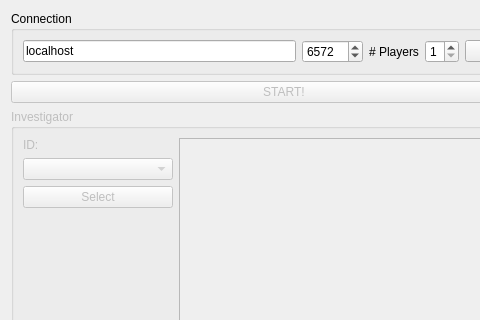
kingnak/arkhor, file arkhorclient/gui/startform.ui: the form before one commit; both pictures show x 0 to 480 and y 0 to 320 of the 568 by 502 pixel window.
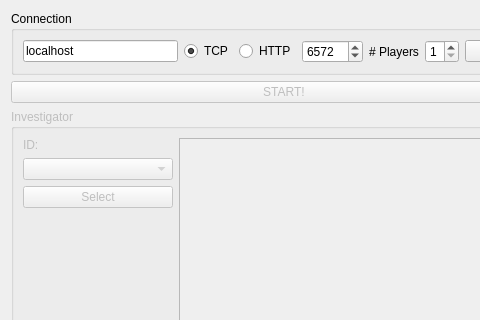
The form after the commit. Custom widgets are drawn as their Qt base class.

Commit message: Added HTTP communication protocol

```diff
--- a/arkhorclient/gui/startform.ui
+++ b/arkhorclient/gui/startform.ui
@@ -27,6 +27,23 @@
         </property>
        </widget>
       </item>
+      <item>
+       <widget class="QRadioButton" name="radTcp">
+        <property name="text">
+         <string>TCP</string>
+        </property>
+        <property name="checked">
+         <bool>true</bool>
+        </property>
+       </widget>
+      </item>
+      <item>
+       <widget class="QRadioButton" name="radHttp">
+        <property name="text">
+         <string>HTTP</string>
+        </property>
+       </widget>
+      </item>
       <item>
        <widget class="QSpinBox" name="spnPort">
         <property name="maximum">
```
Left out of the diff: 2 changed lines with no effect on the pictures. The commit also changes 33 other files.
